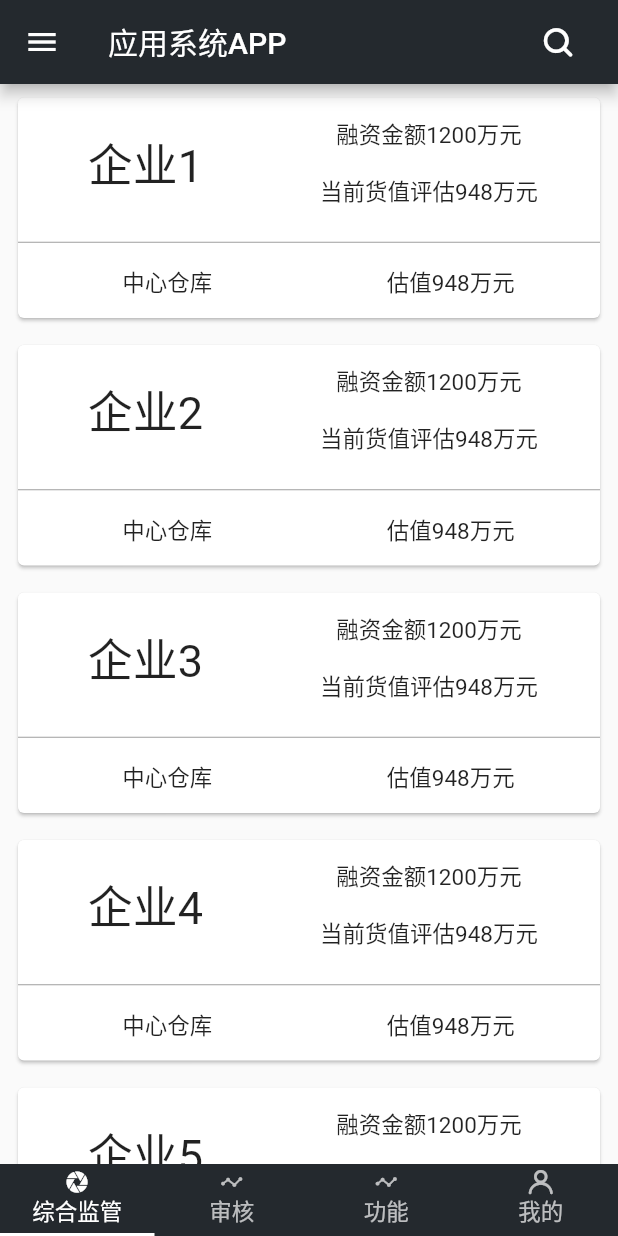
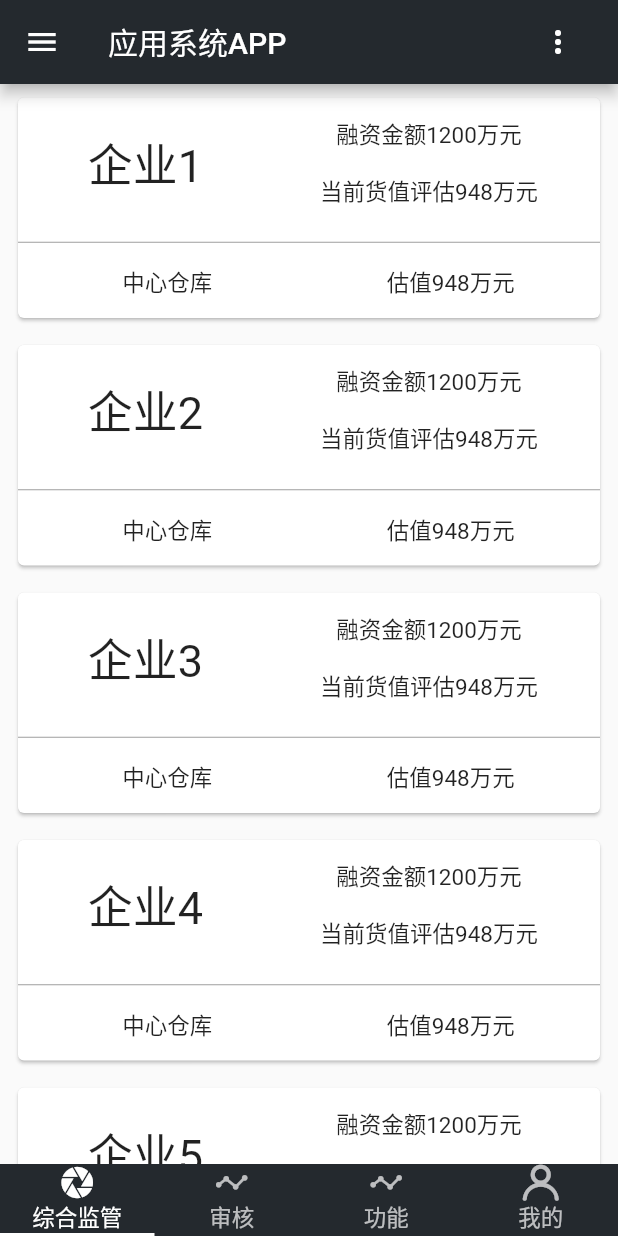
Before and after one commit to deepblack9/bpms_app, a Flutter app: the HomePage screen opened by its route, on a phone screen of 412 x 824 dp. Run offline on Flutter 3.47's test engine with Material 2 defaults, Android fonts, the phone set to English and light mode, and no system bars; our stand-ins replace connectivity, dio, event_bus, flare_flutter, flutter_cache_manager, flutter_redux and 8 more; missing offline and left inert: android_intent, flutter_lottie, flutter_statusbar; accounts and stored records are empty; generated files the repository leaves out were written again; statements that could not run were skipped; project files that could hold a hidden picture were left out.

Commit message:
增加主界面弹出菜单

```diff
--- a/lib/main.dart
+++ b/lib/main.dart
@@ -5,6 +5,7 @@ import 'package:flutter_localizations/flutter_localizations.dart';
 import 'package:flutter_redux/flutter_redux.dart';
 import 'package:redux/redux.dart';
 import 'package:fluttertoast/fluttertoast.dart';
+//import 'package:flutter_local_notifications/flutter_local_notifications.dart';
 
 import 'common/event/http_error_event.dart';
 import 'common/event/index.dart';
--- a/lib/page/home_page.dart
+++ b/lib/page/home_page.dart
@@ -3,6 +3,8 @@ import 'dart:io';
 
 import 'package:android_intent/android_intent.dart';
 import 'package:flutter/material.dart';
+import 'package:flutter/services.dart';
+//import 'package:qr_utils/qr_utils.dart';
 
 import 'package:bpms_app/common/localization/default_localizations.dart';
 import 'package:bpms_app/common/style/bpms_style.dart';
@@ -25,6 +27,7 @@ import 'supervision_page.dart';
  * Created by guoshuyu
  * Date: 2018-07-16
  */
+
 class HomePage extends StatelessWidget {
   static final String sName = "home";
 
@@ -46,7 +49,7 @@ class HomePage extends StatelessWidget {
     return new Tab(
       child: new Column(
         mainAxisAlignment: MainAxisAlignment.center,
-        children: <Widget>[new Icon(icon, size: 16.0), new Text(text)],
+        children: <Widget>[new Icon(icon, size: 24.0), new Text(text)],
       ),
     );
   }
@@ -79,13 +82,63 @@ class HomePage extends StatelessWidget {
         indicatorColor: Color(BPMSColors.white),
         title: BPMSTitleBar(
           BPMSLocalizations.of(context).currentLocalized.app_name,
-          iconData: BPMSICons.MAIN_SEARCH,
-          needRightLocalIcon: true,
-          onPressed: () {
-//            NavigatorUtils.goSearchPage(context);
-          },
+          children: [
+//            popMenu(context),
+            _NomalPopMenu(),
+          ],
         ),
       ),
     );
   }
+
+  Widget _NomalPopMenu() {
+    return new PopupMenuButton<String>(
+      itemBuilder: (BuildContext context) => <PopupMenuItem<String>>[
+        new PopupMenuItem<String>(
+            value: 'qrscan', child: new Text('扫码')),
+        new PopupMenuItem<String>(
+            value: 'value02', child: new Text('Item Two')),
+        new PopupMenuItem<String>(
+            value: 'value03', child: new Text('Item Three')),
+        new PopupMenuItem<String>(
+            value: 'value04', child: new Text('I am Item Four'))
+      ],
+      onSelected: (String value) {
+        print(value);
+        switch(value) {
+//          case "qrscan": _openQRScanner();break;
+        }
+//          setState(() { _bodyStr = value; });
+      }
+    );
+  }
+
+//  Widget popMenu(BuildContext context) {
+//    return new IconButton(
+//      icon: new Icon(
+//        BPMSICons.MORE,
+//        size: 19.0,
+//      ),
+//      onPressed: () async {
+//        final result = await showMenu(
+//          context: context,
+////          position: RelativeRect.fromLTRB(
+////                          2000.0,
+////                          kBottomNavigationBarHeight +
+////                              MediaQueryData.fromWindow(window).padding.top,
+////                          0.0,
+////                          0.0),
+//          position: RelativeRect.fromLTRB(250.0, 86.0, 5.0, 100.0),
+////    position: RelativeRect.fromLTRB(1000.0, 1000.0, 0.0, 10.0),
+//          items: <PopupMenuItem<String>>[
+//            new PopupMenuItem<String>( value: 'qrscan', child: new Text('扫码')),
+//            new PopupMenuItem<String>( value: 'value02', child: new Text('Item Two')),
+//            new PopupMenuItem<String>( value: 'value03', child: new Text('Item Three')),
+//            new PopupMenuItem<String>( value: 'value04', child: new Text('I am Item Four'))
+//          ],
+//        );
+////            NavigatorUtils.goSearchPage(context);
+//      },
+//    );
+//  }
 }
--- a/lib/widget/bpms_title_bar.dart
+++ b/lib/widget/bpms_title_bar.dart
@@ -8,6 +8,8 @@ import 'package:flutter/material.dart';
 class BPMSTitleBar extends StatelessWidget {
   final String title;
 
+  final List<Widget> children;
+
   final IconData iconData;
 
   final VoidCallback onPressed;
@@ -16,10 +18,25 @@ class BPMSTitleBar extends StatelessWidget {
 
   final Widget rightWidget;
 
-  BPMSTitleBar(this.title, {this.iconData, this.onPressed, this.needRightLocalIcon = false, this.rightWidget});
+  final bool needPopMenu;
+
+  BPMSTitleBar(this.title, {this.children, this.iconData, this.onPressed, this.needRightLocalIcon = false, this.needPopMenu = false, this.rightWidget});
 
   @override
   Widget build(BuildContext context) {
+    List<Widget> actionWidget = new List();
+    actionWidget.add(
+        new Expanded(
+          child: new Text(
+            title,
+            maxLines: 1,
+            overflow: TextOverflow.ellipsis,
+          ),
+        )
+    );
+    if (children != null && children.length != 0) {
+      actionWidget.addAll(children);
+    }
     Widget widget = rightWidget;
     if (rightWidget == null) {
       widget = (needRightLocalIcon)
@@ -33,16 +50,17 @@ class BPMSTitleBar extends StatelessWidget {
     }
     return Container(
       child: new Row(
-        children: <Widget>[
-          new Expanded(
-            child: new Text(
-              title,
-              maxLines: 1,
-              overflow: TextOverflow.ellipsis,
-            ),
-          ),
-          widget
-        ],
+        children: actionWidget,
+//        children: <Widget>[
+//          new Expanded(
+//            child: new Text(
+//              title,
+//              maxLines: 1,
+//              overflow: TextOverflow.ellipsis,
+//            ),
+//          ),
+//          widget
+//        ],
       ),
     );
   }
--- a/pubspec.yaml
+++ b/pubspec.yaml
@@ -35,6 +35,9 @@ dependencies:
   flutter_spinkit: ^3.1.0
   permission_handler: 3.0.2
   flutter_cache_manager: ^0.3.2
+#  flutter_local_notifications: ^0.4.4+2
+#  qrscan: ^0.1.3
+#  qr_utils: ^0.1.1
   flutter_lottie:
     git:
       url: https://github.com/CarSmallGuo/flutter_lottie.git
```
